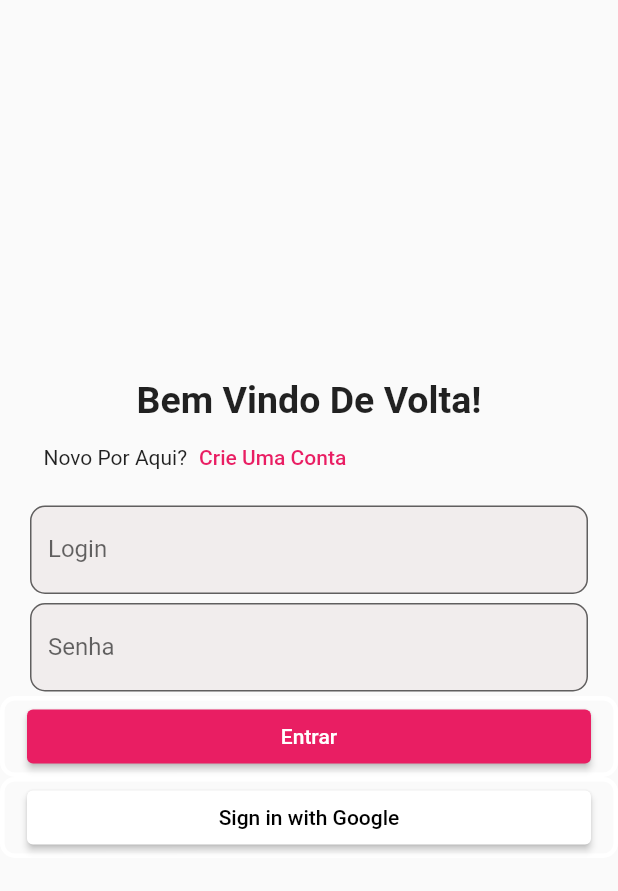
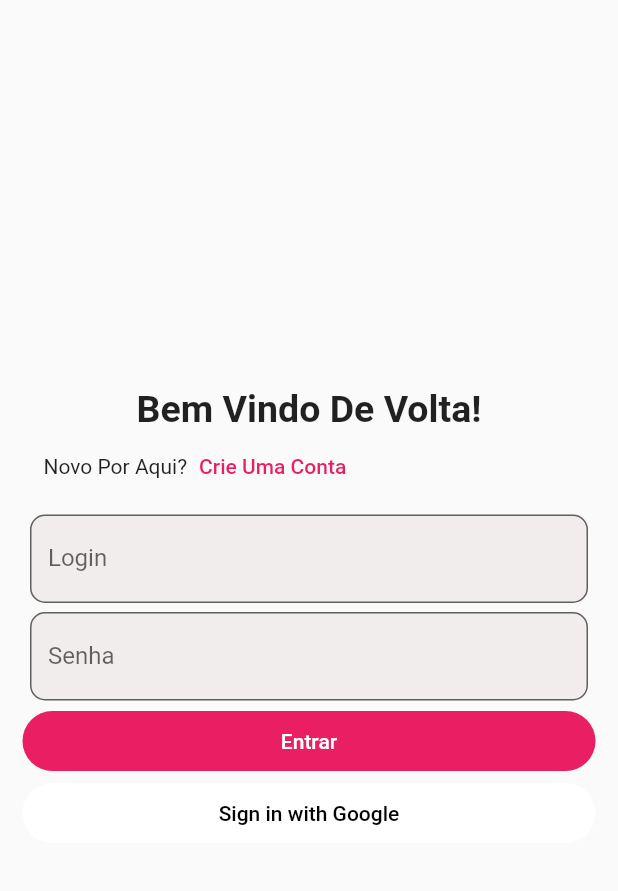
Before and after one commit to kaysophia05/login, a Flutter app: the screen it shows after launch, on a phone screen of 412 x 824 dp. Shown: the top 891 px of the screen. Run offline on Flutter 3.47's test engine with Material 2 defaults, Android fonts, the phone set to English and light mode, and no system bars.

Commit message:
add filed button

```diff
--- a/lib/login.dart
+++ b/lib/login.dart
@@ -64,32 +64,18 @@ class _loginScreenState extends State<loginScreen> {
               ),
             ),
           ),
-          Container(
+          Padding(
             padding: const EdgeInsets.symmetric(horizontal: 15),
-            decoration: BoxDecoration(
-              border: Border.all(
-                color: Colors.white,
-                width: 3,
-              ),
-              borderRadius: BorderRadius.circular(10),
-            ),
-            child: ElevatedButton(
+            child: FilledButton(
               onPressed: () {},
               child: const Text('Entrar'),
             ),
           ),
-          Container(
+          Padding(
             padding: const EdgeInsets.symmetric(horizontal: 15),
-            decoration: BoxDecoration(
-              border: Border.all(
-                color: Colors.white,
-                width: 3,
-              ),
-              borderRadius: BorderRadius.circular(10),
-            ),
-            child: ElevatedButton(
+            child: FilledButton(
               onPressed: () {},
-              style: ElevatedButton.styleFrom(
+              style: FilledButton.styleFrom(
                 backgroundColor: Colors.white,
               ),
               child: const Text(
```
